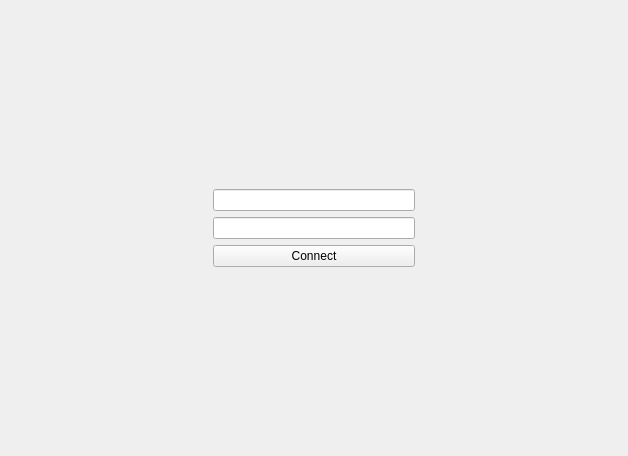
Before: the Qt Designer form ui/connection-form.ui in ponyprediction/client, drawn with Qt 5.
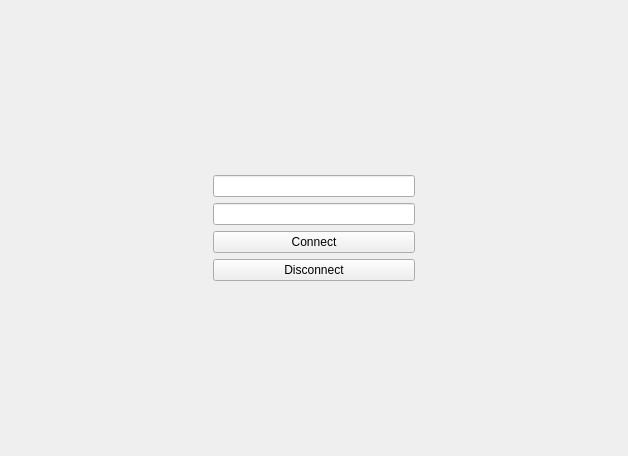
After: the same form once the commit is applied.

Commit message: Add test button on ihm + handle connect / disconnect

Diff of the .ui file:
```diff
--- a/ui/connection-form.ui
+++ b/ui/connection-form.ui
@@ -40,7 +40,7 @@
      </property>
     </spacer>
    </item>
-   <item row="4" column="1">
+   <item row="5" column="1">
     <spacer name="verticalSpacer_2">
      <property name="orientation">
       <enum>Qt::Vertical</enum>
@@ -79,6 +79,13 @@
      </property>
     </spacer>
    </item>
+   <item row="4" column="1">
+    <widget class="QPushButton" name="buttonDisconnect">
+     <property name="text">
+      <string>Disconnect</string>
+     </property>
+    </widget>
+   </item>
   </layout>
  </widget>
  <resources/>
```
Left out of the diff: 14 changed lines with no effect on the pictures. The commit also changes 3 other files.
